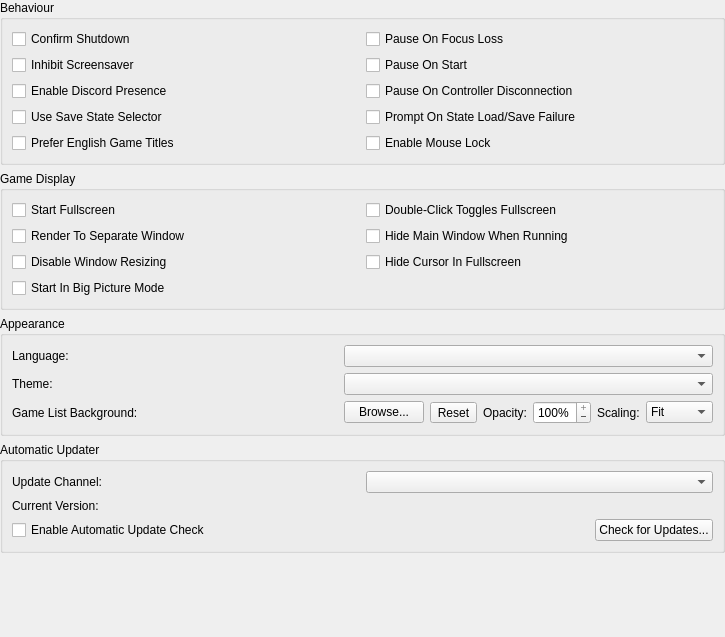
Qt form pcsx2-qt/Settings/InterfaceSettingsWidget.ui (PCSX2/pcsx2) before a commit.
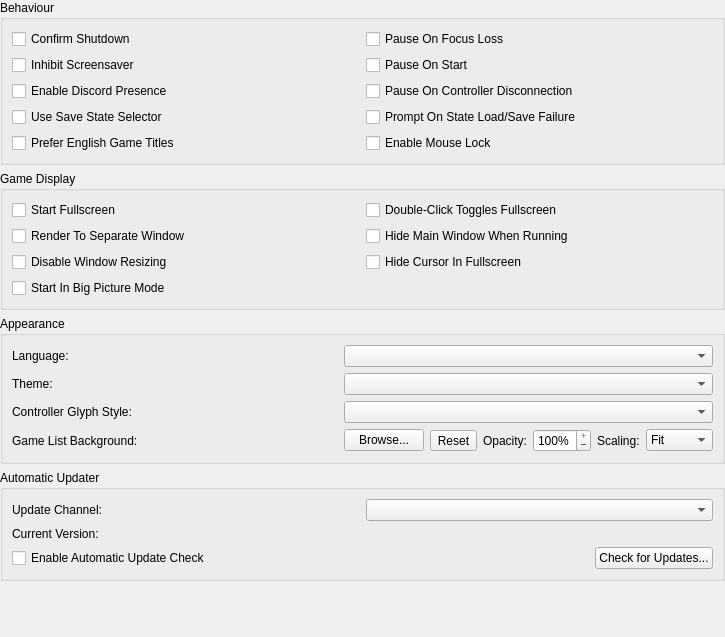
The same form after that commit. Icons and pictures are not drawn.

Commit message:
FullscreenUI/Qt: Add Generic controller glyph style and expose setting in Qt Interface page
Adds a Generic option alongside Xbox, PlayStation, and Nintendo for forcing plain, non-brand button glyphs. Also adds the missing Qt-side control, since this setting was previously only accessible from Big Picture Mode or the pause menu.

The edit to the form file:
```diff
--- a/pcsx2-qt/Settings/InterfaceSettingsWidget.ui
+++ b/pcsx2-qt/Settings/InterfaceSettingsWidget.ui
@@ -193,6 +193,19 @@
        </widget>
       </item>
       <item row="2" column="0">
+       <widget class="QLabel" name="glyphStyleLabel">
+        <property name="text">
+         <string>Controller Glyph Style:</string>
+        </property>
+        <property name="buddy">
+         <cstring>glyphStyle</cstring>
+        </property>
+       </widget>
+      </item>
+      <item row="2" column="1">
+       <widget class="QComboBox" name="glyphStyle"/>
+      </item>
+      <item row="3" column="0">
        <widget class="QLabel" name="backgroundLabel">
         <property name="text">
          <string>Game List Background:</string>
@@ -202,7 +215,7 @@
         </property>
        </widget>
       </item>
-      <item row="2" column="1">
+      <item row="3" column="1">
        <layout class="QHBoxLayout" name="backgroundPathLayout">
         <item>
          <widget class="QPushButton" name="backgroundBrowse">
```
Left out of the diff: 1 changed line with no effect on the pictures. The commit also changes 7 other files.
